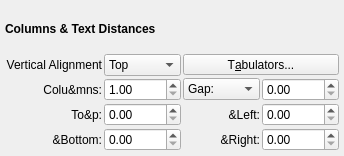
Above: scribus/ui/propertywidget_distancebase.ui from nitramr/scribus-indigo before the change. Below: the same form after it.
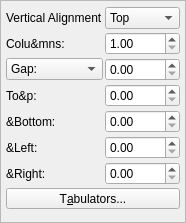
That is the form after the change. Custom widgets are drawn as their Qt base class.

The edit to the form file:
```diff
--- a/scribus/ui/propertywidget_distancebase.ui
+++ b/scribus/ui/propertywidget_distancebase.ui
@@ -6,21 +6,18 @@
    <rect>
     <x>0</x>
     <y>0</y>
-    <width>344</width>
-    <height>156</height>
+    <width>186</width>
+    <height>223</height>
    </rect>
   </property>
   <property name="windowTitle">
    <string>Frame</string>
   </property>
   <property name="frameShape">
-   <enum>QFrame::NoFrame</enum>
+   <enum>QFrame::StyledPanel</enum>
   </property>
   <property name="frameShadow">
-   <enum>QFrame::Plain</enum>
-  </property>
-  <property name="lineWidth">
-   <number>0</number>
+   <enum>QFrame::Raised</enum>
   </property>
   <layout class="QGridLayout" name="gridLayout">
    <property name="leftMargin">
@@ -38,49 +35,14 @@
    <property name="spacing">
     <number>2</number>
    </property>
-   <item row="4" column="0">
-    <widget class="QLabel" name="columnsLabel">
-     <property name="text">
-      <string>Colu&amp;mns:</string>
-     </property>
-     <property name="alignment">
-      <set>Qt::AlignRight|Qt::AlignTrailing|Qt::AlignVCenter</set>
-     </property>
-    </widget>
-   </item>
-   <item row="6" column="3">
-    <widget class="ScrSpinBox" name="leftDistance"/>
-   </item>
-   <item row="7" column="1">
-    <widget class="ScrSpinBox" name="bottomDistance"/>
-   </item>
-   <item row="2" column="2" colspan="2">
-    <widget class="QToolButton" name="tabsButton">
-     <property name="sizePolicy">
-      <sizepolicy hsizetype="MinimumExpanding" vsizetype="Fixed">
-       <horstretch>0</horstretch>
-       <verstretch>0</verstretch>
-      </sizepolicy>
-     </property>
-     <property name="text">
-      <string>T&amp;abulators...</string>
-     </property>
-    </widget>
-   </item>
-   <item row="2" column="0">
+   <item row="0" column="0">
     <widget class="QLabel" name="verticalAlignLabel">
      <property name="text">
       <string>Vertical Alignment</string>
      </property>
-     <property name="alignment">
-      <set>Qt::AlignRight|Qt::AlignTrailing|Qt::AlignVCenter</set>
-     </property>
     </widget>
    </item>
-   <item row="4" column="3">
-    <widget class="ScrSpinBox" name="columnGap"/>
-   </item>
-   <item row="2" column="1">
+   <item row="0" column="1">
     <widget class="QComboBox" name="verticalAlign">
      <item>
       <property name="text">
@@ -99,7 +61,14 @@
      </item>
     </widget>
    </item>
-   <item row="4" column="1">
+   <item row="1" column="0">
+    <widget class="QLabel" name="columnsLabel">
+     <property name="text">
+      <string>Colu&amp;mns:</string>
+     </property>
+    </widget>
+   </item>
+   <item row="1" column="1">
     <widget class="ScrSpinBox" name="columns">
      <property name="minimum">
       <double>1.000000000000000</double>
@@ -109,7 +78,7 @@
      </property>
     </widget>
    </item>
-   <item row="4" column="2">
+   <item row="2" column="0">
     <widget class="ScComboBox" name="columnGapLabel">
      <item>
       <property name="text">
@@ -123,62 +92,59 @@
      </item>
     </widget>
    </item>
-   <item row="6" column="1">
+   <item row="2" column="1">
+    <widget class="ScrSpinBox" name="columnGap"/>
+   </item>
+   <item row="3" column="0">
+    <widget class="QLabel" name="topLabel">
+     <property name="text">
+      <string>To&amp;p:</string>
+     </property>
+    </widget>
+   </item>
+   <item row="3" column="1">
     <widget class="ScrSpinBox" name="topDistance"/>
    </item>
-   <item row="7" column="3">
-    <widget class="ScrSpinBox" name="rightDistance"/>
-   </item>
-   <item row="7" column="2">
-    <widget class="QLabel" name="rightLabel">
-     <property name="text">
-      <string>&amp;Right:</string>
-     </property>
-     <property name="alignment">
-      <set>Qt::AlignRight|Qt::AlignTrailing|Qt::AlignVCenter</set>
-     </property>
-    </widget>
-   </item>
-   <item row="6" column="2">
-    <widget class="QLabel" name="leftLabel">
-     <property name="text">
-      <string>&amp;Left:</string>
-     </property>
-     <property name="alignment">
-      <set>Qt::AlignRight|Qt::AlignTrailing|Qt::AlignVCenter</set>
-     </property>
-    </widget>
-   </item>
-   <item row="7" column="0">
+   <item row="4" column="0">
     <widget class="QLabel" name="bottomLabel">
      <property name="text">
       <string>&amp;Bottom:</string>
      </property>
-     <property name="alignment">
-      <set>Qt::AlignRight|Qt::AlignTrailing|Qt::AlignVCenter</set>
+    </widget>
+   </item>
+   <item row="4" column="1">
+    <widget class="ScrSpinBox" name="bottomDistance"/>
+   </item>
+   <item row="5" column="0">
+    <widget class="QLabel" name="leftLabel">
+     <property name="text">
+      <string>&amp;Left:</string>
      </property>
     </widget>
    </item>
+   <item row="5" column="1">
+    <widget class="ScrSpinBox" name="leftDistance"/>
+   </item>
    <item row="6" column="0">
-    <widget class="QLabel" name="topLabel">
+    <widget class="QLabel" name="rightLabel">
      <property name="text">
-      <string>To&amp;p:</string>
-     </property>
-     <property name="alignment">
-      <set>Qt::AlignRight|Qt::AlignTrailing|Qt::AlignVCenter</set>
+      <string>&amp;Right:</string>
      </property>
     </widget>
    </item>
-   <item row="1" column="0" colspan="4">
-    <widget class="QLabel" name="lblTitle">
-     <property name="font">
-      <font>
-       <weight>75</weight>
-       <bold>true</bold>
-      </font>
+   <item row="6" column="1">
+    <widget class="ScrSpinBox" name="rightDistance"/>
+   </item>
+   <item row="7" column="0" colspan="2">
+    <widget class="QToolButton" name="tabsButton">
+     <property name="sizePolicy">
+      <sizepolicy hsizetype="MinimumExpanding" vsizetype="Fixed">
+       <horstretch>0</horstretch>
+       <verstretch>0</verstretch>
+      </sizepolicy>
      </property>
      <property name="text">
-      <string>Columns &amp; Text Distances</string>
+      <string>T&amp;abulators...</string>
      </property>
     </widget>
    </item>
```
